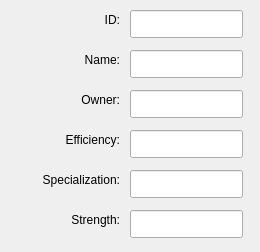
The window that GameDemonstrator/dialogs/GameCityInfoDialog.ui (raubwuerger/StrategicGameProject) describes before a commit, drawn with Qt 5.
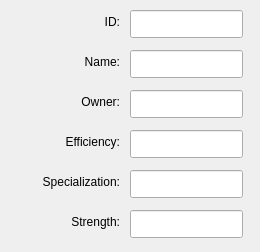
The same window after the commit.

The edit to the form file:
```diff
--- a/GameDemonstrator/dialogs/GameCityInfoDialog.ui
+++ b/GameDemonstrator/dialogs/GameCityInfoDialog.ui
@@ -16,6 +16,12 @@
     <height>252</height>
    </size>
   </property>
+  <property name="maximumSize">
+   <size>
+    <width>260</width>
+    <height>252</height>
+   </size>
+  </property>
   <property name="windowTitle">
    <string>GameCityInfoDialog</string>
   </property>
@@ -23,7 +29,7 @@
    <property name="geometry">
     <rect>
      <x>20</x>
-     <y>210</y>
+     <y>212</y>
      <width>100</width>
      <height>20</height>
     </rect>
@@ -39,7 +45,7 @@
    <property name="geometry">
     <rect>
      <x>20</x>
-     <y>170</y>
+     <y>172</y>
      <width>100</width>
      <height>20</height>
     </rect>
@@ -65,7 +71,7 @@
    <property name="geometry">
     <rect>
      <x>20</x>
-     <y>130</y>
+     <y>132</y>
      <width>100</width>
      <height>20</height>
     </rect>
@@ -101,7 +107,7 @@
    <property name="geometry">
     <rect>
      <x>20</x>
-     <y>50</y>
+     <y>52</y>
      <width>100</width>
      <height>20</height>
     </rect>
@@ -117,7 +123,7 @@
    <property name="geometry">
     <rect>
      <x>20</x>
-     <y>10</y>
+     <y>12</y>
      <width>100</width>
      <height>20</height>
     </rect>
@@ -163,7 +169,7 @@
    <property name="geometry">
     <rect>
      <x>20</x>
-     <y>90</y>
+     <y>92</y>
      <width>100</width>
      <height>20</height>
     </rect>
```
